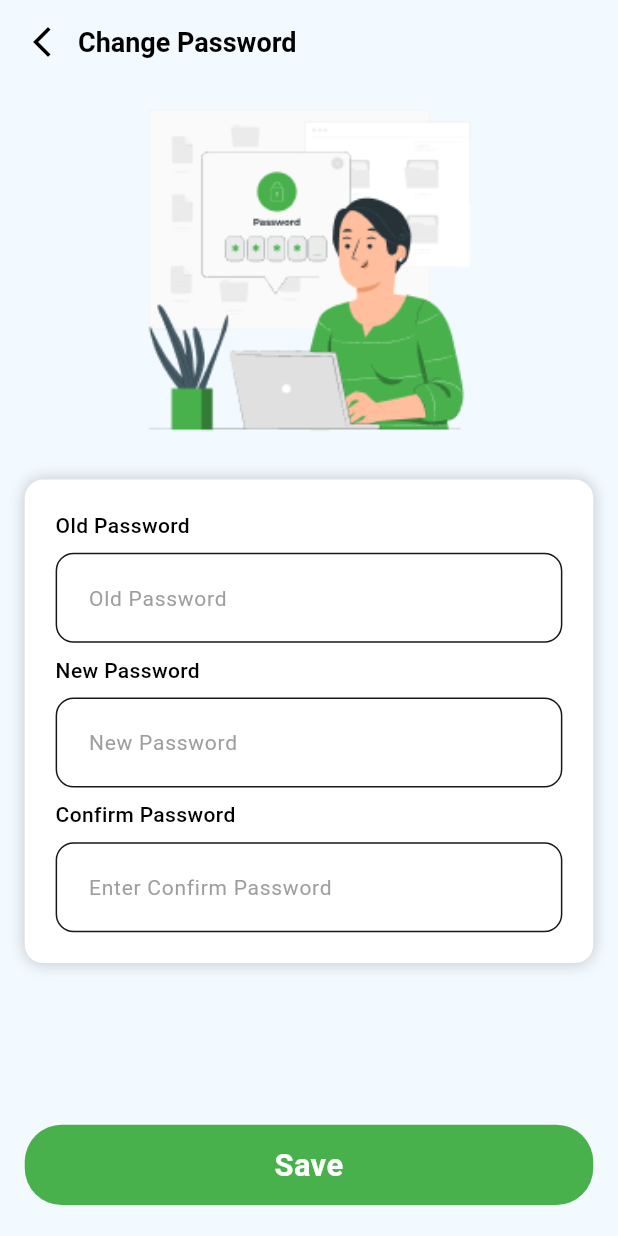
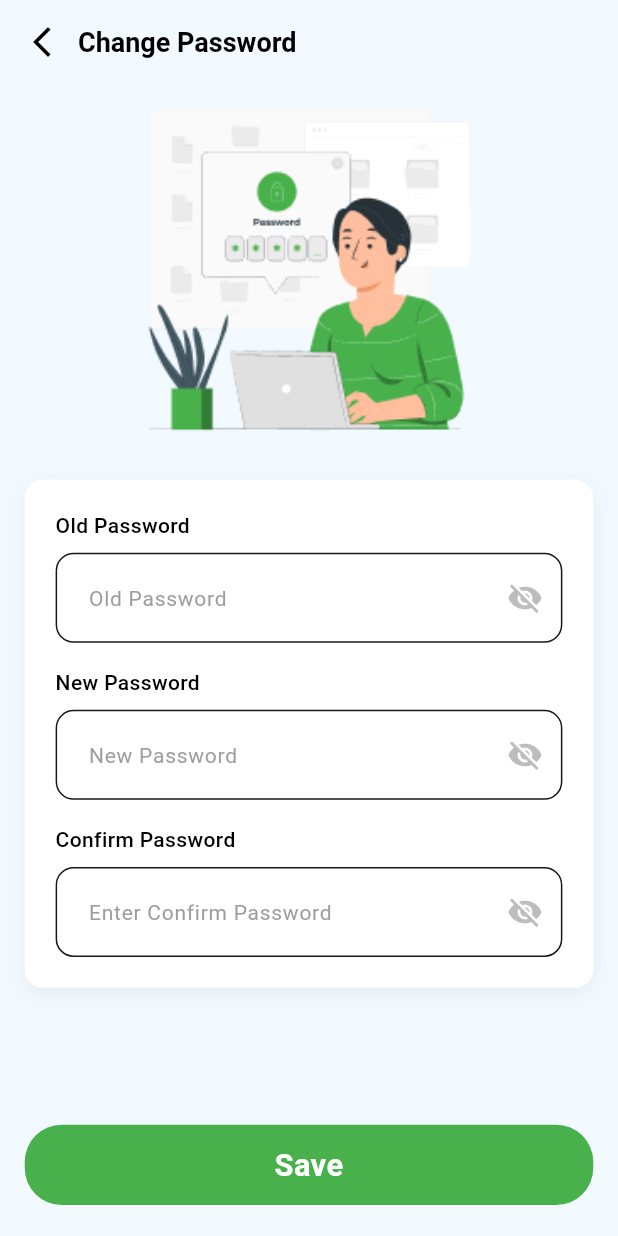
Before and after one commit to NahidAlamRahat/sierrahilbun-project, a Flutter app: the ChangePassScreen screen opened by its route, on a phone screen of 412 x 824 dp. Run offline on Flutter 3.47's test engine with Material 3 defaults, Android fonts, the phone set to English and light mode, and no system bars; our stand-ins replace cached_network_image, device_preview, dio, flutter_cache_manager, flutter_svg, get and 4 more; accounts and stored records are empty; Roboto replaces fonts that are missing (Outfit, Poppins).

```diff
--- a/lib/constants/api_urls.dart
+++ b/lib/constants/api_urls.dart
@@ -26,4 +26,7 @@ class ApiUrls {
 
   // --- New Endpoint for Resetting the Password ---
   static const String resetPassword = "auth/reset-password";
+
+  // --- New Endpoint for Changing Password (Logged-In User) ---
+  static const String changePassword = "auth/change-password";
 }
--- a/lib/main.dart
+++ b/lib/main.dart
@@ -2,6 +2,7 @@ import 'package:device_preview/device_preview.dart';
 import 'package:flutter/foundation.dart';
 import 'package:flutter/material.dart';
 import 'package:flutter/services.dart';
+import 'package:sierrahilbun/services/storage/storage_service.dart';
 
 import 'main_app_entry.dart';
 
@@ -15,7 +16,7 @@ void main() async {
   SystemChrome.setPreferredOrientations([DeviceOrientation.portraitUp]);
 
   // Initialize GetStorage before running the app
-  // await LocalStorage.getAllPrefData();
+  await LocalStorage.getAllPrefData();
 
 
   // Run the main app
--- a/lib/routes/bindings.dart
+++ b/lib/routes/bindings.dart
@@ -6,6 +6,7 @@ import 'package:sierrahilbun/screens/auth/forgot_password/controller/forgot_pass
 import 'package:sierrahilbun/screens/auth/forgot_verify_otp_screen/controller/forgot_pass_verify_otp_screen_controller.dart';
 import 'package:sierrahilbun/screens/auth/sign_in_screen/controller/sign_in_controller.dart';
 import 'package:sierrahilbun/screens/auth/sign_up_screen/controller/sign_up_controller.dart';
+import 'package:sierrahilbun/screens/profile_section/chnage_pass_screen/controller/change_password_controller.dart';
 
 import '../screens/home_screen/controller/home_controller.dart';
 
@@ -26,5 +27,7 @@ class AppBindings extends Bindings {
     Get.lazyPut(() => ForgotPassVerifyOtpScreenController());
     //create new password
     Get.lazyPut(() => CreateNewPasswordController());
+    //change password
+    Get.lazyPut(() => ChangePasswordController());
   }
 }
--- a/lib/routes/route_manager.dart
+++ b/lib/routes/route_manager.dart
@@ -102,7 +102,7 @@ class RouteManager {
       GetPage(
         name: AppRoutes.changePassScreen,
         page: () => ChangePassScreen(),
-        // binding: GeneralBindings(),
+        binding: AppBindings(),
       ),
 
       GetPage(
--- a/lib/screens/profile_section/chnage_pass_screen/change_pass_screen.dart
+++ b/lib/screens/profile_section/chnage_pass_screen/change_pass_screen.dart
@@ -1,6 +1,7 @@
 import 'package:flutter/material.dart';
 import 'package:get/get.dart';
 import 'package:sierrahilbun/constants/app_colors.dart';
+import 'package:sierrahilbun/screens/profile_section/chnage_pass_screen/controller/change_password_controller.dart';
 import '../../../constants/app_image_path.dart';
 import '../../../utils/app_size.dart';
 import '../../../widgets/app_button/app_button.dart';
@@ -10,7 +11,10 @@ import '../../../widgets/text_field_widget/text_field_widget.dart';
 import '../../../widgets/text_widget/text_widgets.dart';
 
 class ChangePassScreen extends StatelessWidget {
-  TextEditingController controller = TextEditingController();
+  ChangePassScreen({super.key});
+
+  // Initialize the controller using Get.put()
+  final ChangePasswordController controller = Get.find<ChangePasswordController>();
 
   @override
   Widget build(BuildContext context) {
@@ -23,26 +27,28 @@ class ChangePassScreen extends StatelessWidget {
             horizontal: AppSize.width(value: 16),
             vertical: AppSize.width(value: 20),
           ),
-          child: AppButton(
+          // --- UPDATED BUTTON WITH LOADING STATE ---
+          child: Obx(() {
+            return controller.isLoading.value
+              ? const Center(child: CircularProgressIndicator(color: AppColors.commonButtonColor))
+              : AppButton(
+                  onTap: controller.changePassword, // Connect to controller method
                   filColor: AppColors.commonButtonColor,
                   title: "Save",
                   titleSize: AppSize.width(value: 18),
                   borderRadius: BorderRadius.circular(AppSize.width(value: 24)),
+                );
+          }),
         ),
       ),
-      ),
-      // appBar: CustomAppbar(
-      //   text: "Change Password",
-      //   appThemeColor: appThemeColor,
-      // ),
       appBar: AppbarWidget(
         backgroundColor: AppColors.appBackgroundColor,
         leading: GestureDetector(
           onTap: () => Get.back(),
-          child: Icon(Icons.arrow_back_ios_new, color: Colors.black),
+          child: const Icon(Icons.arrow_back_ios_new, color: Colors.black),
         ),
         text: "Change Password",
-        textWidget: TextWidget(
+        textWidget: const TextWidget(
           text: "Change Password",
           fontSize: 18,
           fontWeight: FontWeight.w700,
@@ -50,34 +56,20 @@ class ChangePassScreen extends StatelessWidget {
         ),
       ),
       body: SingleChildScrollView(
+        child: Form(
+          key: controller.formKey, // Connect form key
           child: Column(
             children: [
               AppImage(
                 width: AppSize.size.width * 0.6,
                 path: AppImagePath.changePassImg,
               ),
-
               Padding(
                 padding: EdgeInsets.all(AppSize.width(value: 16)),
                 child: Container(
                   decoration: BoxDecoration(
                     boxShadow: [
-                    BoxShadow(
-                      color: Colors.black.withValues(alpha: .1), // Shadow color
-                      offset: Offset(
-                        0,
-                        2,
-                      ), // Vertical offset, giving shadow on bottom
-                      blurRadius: 8, // Blur radius
-                    ),
-                    BoxShadow(
-                      color: Colors.black.withValues(alpha: .1), // Shadow color
-                      offset: Offset(
-                        0,
-                        -2,
-                      ), // Vertical offset, giving shadow on top
-                      blurRadius: 8, // Blur radius
-                    ),
+                      BoxShadow(color: Colors.black.withOpacity(0.05), offset: const Offset(0, 4), blurRadius: 10),
                     ],
                     borderRadius: BorderRadius.circular(AppSize.width(value: 12)),
                     color: Colors.white,
@@ -85,40 +77,35 @@ class ChangePassScreen extends StatelessWidget {
                   padding: EdgeInsets.all(AppSize.width(value: 20)),
                   child: Column(
                     crossAxisAlignment: CrossAxisAlignment.start,
-                  spacing: AppSize.size.height * 0.01,
                     children: [
-                    TextWidget(
-                      text: 'Old Password',
-                      fontFamily: 'Outfit',
-                      fontWeight: FontWeight.w500,
-                    ),
+                      const TextWidget(text: 'Old Password', fontFamily: 'Outfit', fontWeight: FontWeight.w500),
+                      SizedBox(height: AppSize.height(value: 8)),
                       TextFieldWidget(
                         borderRadius: 12,
-                      controller: controller,
+                        controller: controller.oldPasswordController, // Use correct controller
                         hintText: "Old Password",
+                        validator: controller.validateOldPassword, // Add validator
+                        suffixIcon: true,
                       ),
-
-                    TextWidget(
-                      text: 'New Password',
-                      fontFamily: 'Outfit',
-                      fontWeight: FontWeight.w500,
-                    ),
+                      SizedBox(height: AppSize.height(value: 16)),
+                      const TextWidget(text: 'New Password', fontFamily: 'Outfit', fontWeight: FontWeight.w500),
+                      SizedBox(height: AppSize.height(value: 8)),
                       TextFieldWidget(
                         borderRadius: 12,
-                      controller: controller,
+                        controller: controller.newPasswordController, // Use correct controller
                         hintText: "New Password",
+                        validator: controller.validateNewPassword, // Add validator
+                         suffixIcon: true,
                       ),
-
-                    TextWidget(
-                      text: 'Confirm Password',
-                      fontFamily: 'Outfit',
-                      fontWeight: FontWeight.w500,
-                    ),
-
+                      SizedBox(height: AppSize.height(value: 16)),
+                      const TextWidget(text: 'Confirm Password', fontFamily: 'Outfit', fontWeight: FontWeight.w500),
+                      SizedBox(height: AppSize.height(value: 8)),
                       TextFieldWidget(
                         borderRadius: 12,
-                      controller: controller,
+                        controller: controller.confirmPasswordController, // Use correct controller
                         hintText: "Enter Confirm Password",
+                        validator: controller.validateConfirmPassword, // Add validator
+                         suffixIcon: true,
                       ),
                     ],
                   ),
@@ -127,6 +114,7 @@ class ChangePassScreen extends StatelessWidget {
             ],
           ),
         ),
+      ),
     );
   }
 }
```
Also changed, not shown: lib/screens/profile_section/chnage_pass_screen/controller/change_password_controller.dart (added, +90 -0 lines), lib/screens/profile_section/profile_screen/profile_screen.dart (+1 -12 lines), lib/screens/splash_screen/splash_controller.dart (+26 -58 lines), lib/services/repository/auth_repository/auth_repository.dart (+31 -0 lines). Lines whose indentation alone changed are shown as unchanged.
